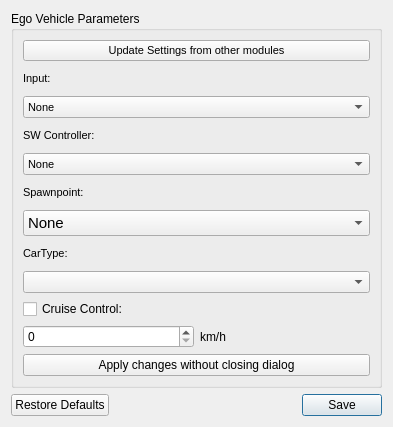
The window that modules/carlainterface/carlainterface_agentclasses/ui/ego_vehicle_settings_ui.ui (tud-hri/joan) describes before a commit, drawn with Qt 5.
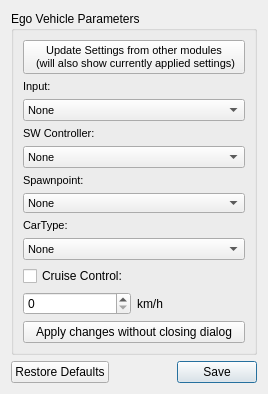
The same window after the commit.

Patch:
```diff
--- a/modules/carlainterface/carlainterface_agentclasses/ui/ego_vehicle_settings_ui.ui
+++ b/modules/carlainterface/carlainterface_agentclasses/ui/ego_vehicle_settings_ui.ui
@@ -6,8 +6,8 @@
    <rect>
     <x>0</x>
     <y>0</y>
-    <width>393</width>
-    <height>427</height>
+    <width>268</width>
+    <height>377</height>
    </rect>
   </property>
   <property name="windowTitle">
@@ -77,6 +77,11 @@
           <pointsize>8</pointsize>
          </font>
         </property>
+        <item>
+         <property name="text">
+          <string>None</string>
+         </property>
+        </item>
        </widget>
       </item>
       <item row="2" column="0" colspan="2">
@@ -121,7 +126,8 @@
          </font>
         </property>
         <property name="text">
-         <string>Update Settings from other modules</string>
+         <string>Update Settings from other modules 
+ (will also show currently applied settings)</string>
         </property>
        </widget>
       </item>
@@ -150,10 +156,22 @@
        </widget>
       </item>
       <item row="6" column="0" colspan="2">
-       <widget class="QComboBox" name="combo_spawn_points">
+       <widget class="QComboBox" name="combo_spawnpoints">
+        <property name="minimumSize">
+         <size>
+          <width>0</width>
+          <height>20</height>
+         </size>
+        </property>
+        <property name="maximumSize">
+         <size>
+          <width>16777215</width>
+          <height>116</height>
+         </size>
+        </property>
         <property name="font">
          <font>
-          <pointsize>11</pointsize>
+          <pointsize>8</pointsize>
           <kerning>true</kerning>
          </font>
         </property>
```
